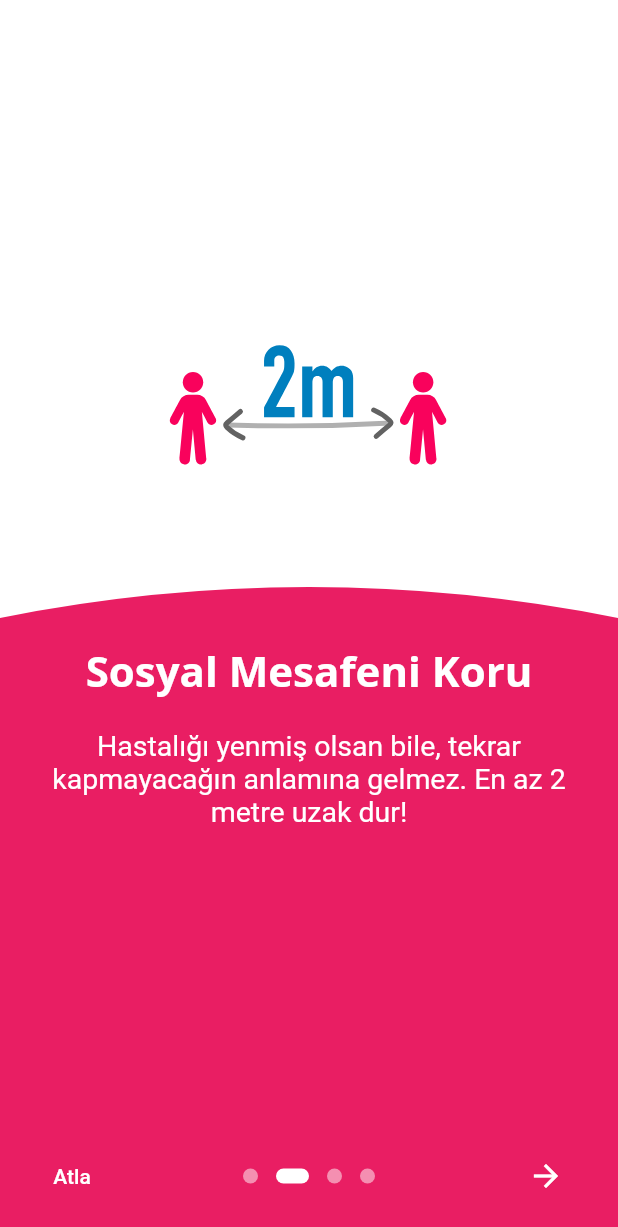
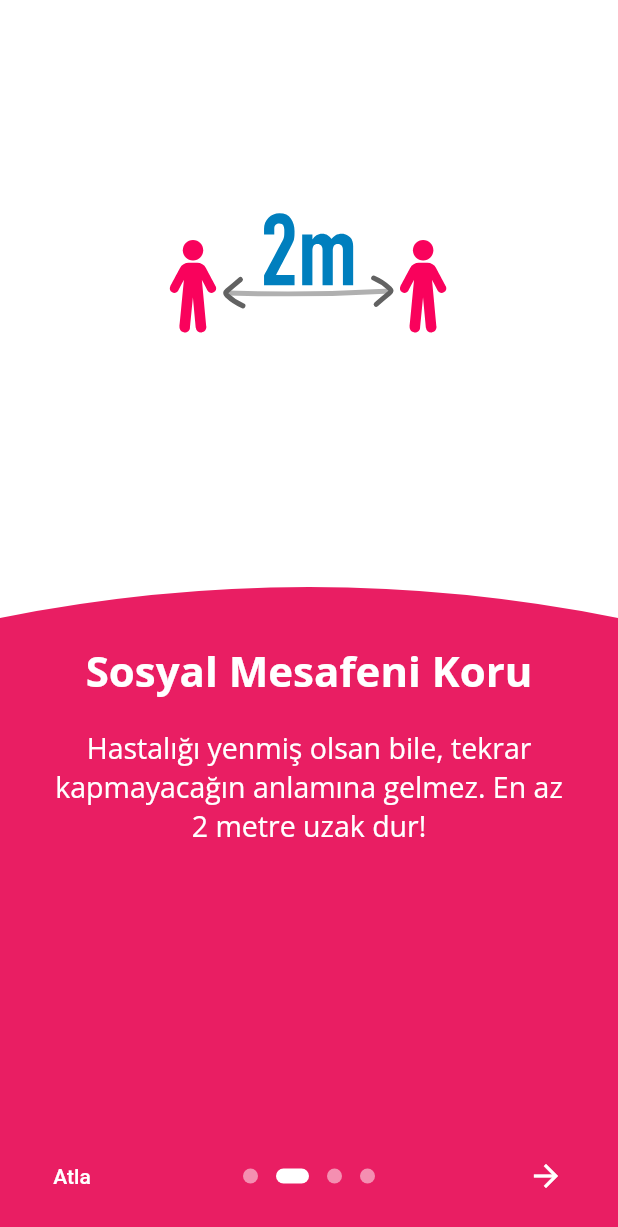
Before and after one commit to biplazma/mobile, a Flutter app: the screen it shows after launch, swiped to page 2, on a phone screen of 412 x 824 dp. Shown: the top 1227 px of the screen. Run offline on Flutter 3.47's test engine with Material 2 defaults, Android fonts, the light colour scheme and no system bars; drawn by our look-alikes of introduction_screen; our stand-ins replace auto_size_text, cached_network_image, circular_check_box, cloud_firestore, connectivity, dotted_border and 13 more; missing offline and left inert: mdi; accounts and stored records are empty.

Commit message:
clean code onboarding_page.dart

```diff
--- a/lib/onboarding_page.dart
+++ b/lib/onboarding_page.dart
@@ -1,6 +1,7 @@
+import 'package:biplazma/util/app_constant.dart';
+import 'package:biplazma/util/app_textStyles.dart';
 import 'package:flutter/material.dart';
 import 'package:flutter/services.dart';
-import 'package:google_fonts/google_fonts.dart';
 import 'package:introduction_screen/introduction_screen.dart';
 import 'package:lottie/lottie.dart';
 import 'package:biplazma/login_page.dart';
@@ -16,20 +17,7 @@ class OnBoardingPage extends StatefulWidget {
 
 class _OnBoardingPageState extends State<OnBoardingPage> {
   final introKey = GlobalKey<IntroductionScreenState>();
-
-  PageDecoration pageDecoration = PageDecoration(
-    titleTextStyle: GoogleFonts.openSans(fontSize: 28, fontWeight: FontWeight.w700, color: Colors.white),
-    bodyTextStyle: TextStyle(fontSize: 19.0, color: Colors.white),
-    descriptionPadding: EdgeInsets.fromLTRB(16.0, 20.0, 16.0, 16.0),
-    titlePadding: EdgeInsets.only(top: 30),
-    pageColor: Colors.transparent,
-    imagePadding: EdgeInsets.zero,
-  );
-  void _onIntroEnd(context) {
-    Navigator.of(context).push(
-      MaterialPageRoute(builder: (_) => LoginPage()),
-    );
-  }
+  void _onIntroEnd(context) => Navigator.of(context).push(MaterialPageRoute(builder: (_) => LoginPage()));
 
   @override
   Widget build(BuildContext context) {
@@ -38,79 +26,58 @@ class _OnBoardingPageState extends State<OnBoardingPage> {
       children: <Widget>[
         Container(height: double.infinity, width: double.infinity, color: Colors.white),
         buildPath(Screen5Painter()),
-        IntroductionScreen(
-          globalBackgroundColor: Colors.transparent,
-          key: introKey,
-          pages: [
-            PageViewModel(
-              title: "Plazma Bağışla",
-              body: "Hayat ver! 1 saat bile sürmüyor.",
-              image: Center(
-                child: Lottie.asset("assets/json/anim/kanbagisi.json", fit: BoxFit.fitHeight, height: MediaQuery.of(context).size.height * 0.25),
-              ),
-              decoration: pageDecoration,
-            ),
-            PageViewModel(
-              title: "Sosyal Mesafeni Koru",
-              body: "Hastalığı yenmiş olsan bile, tekrar kapmayacağın anlamına gelmez. En az 2 metre uzak dur!",
-              image: AspectRatio(
-                aspectRatio: 2,
-                child: Center(
-                  child: Lottie.asset("assets/json/anim/uzakdur.json", fit: BoxFit.fitHeight, height: MediaQuery.of(context).size.height * 0.25),
-                ),
-              ),
-              decoration: pageDecoration,
-            ),
-            PageViewModel(
-              title: "Yardım Et!",
-              body: "Bu uygulama ile sana en yakın dönor ya da hastaları tek tıkla bulabilirsin.",
-              image: AspectRatio(
-                aspectRatio: 2,
-                child: Center(
-                  child: Lottie.asset("assets/json/anim/tektik.json", fit: BoxFit.fitHeight, height: MediaQuery.of(context).size.height * 0.25),
-                ),
-              ),
-              decoration: pageDecoration,
-            ),
-            PageViewModel(
-              title: "Aman Belirtilere Dikkat!",
-              body: "Halsizlik, ateş, öksürük vb belirtiler varsa sakın evden çıkma ve hemen yetkilileri ara!",
-              image: AspectRatio(
-                aspectRatio: 2,
-                child: Center(
-                  child: Lottie.asset("assets/json/anim/belirti.json", fit: BoxFit.fitHeight, height: MediaQuery.of(context).size.height * 0.25),
-                ),
-              ),
-              decoration: pageDecoration,
-            ),
-          ],
-          onDone: () => _onIntroEnd(context),
-          showSkipButton: true,
-          skipFlex: 0,
-          nextFlex: 0,
-          skip: const Text('Atla', style: TextStyle(color: Colors.white)),
-          next: const Icon(Icons.arrow_forward, color: Colors.white),
-          done: const Text('Bitir', style: TextStyle(fontWeight: FontWeight.w600, color: Colors.white)),
-          dotsDecorator: const DotsDecorator(
-            size: Size(10.0, 10.0),
-            color: Color(0x80FFFFFF),
-            activeSize: Size(22.0, 10.0),
-            activeColor: Color(0xFFFFFFFF),
-            activeShape: RoundedRectangleBorder(borderRadius: BorderRadius.all(Radius.circular(25.0))),
-          ),
-        ),
+        buildIntroductionScreen,
       ],
     );
   }
 
-  Widget buildPath(CustomPainter customPainter) {
-    return Column(
-      children: <Widget>[
-        CustomPaint(
-          painter: customPainter,
-          child: Container(height: MediaQuery.of(context).size.height),
-        ),
+  PageViewModel buildPageViewModel(String _title, String _body, String _animation) {
+    return PageViewModel(
+      title: _title,
+      body: _body,
+      image: Center(child: Lottie.asset(_animation, fit: BoxFit.fitHeight, height: MediaQuery.of(context).size.height * 0.25)),
+      decoration: pageDecoration,
+    );
+  }
+
+  PageDecoration pageDecoration = PageDecoration(
+    titleTextStyle: AppTextStyles.onboardingTitleStyle,
+    bodyTextStyle: AppTextStyles.onboardingBodyStyle,
+    descriptionPadding: EdgeInsets.fromLTRB(16.0, 20.0, 16.0, 16.0),
+    titlePadding: EdgeInsets.only(top: 30),
+    pageColor: Colors.transparent,
+    imagePadding: EdgeInsets.zero,
+  );
+
+  DotsDecorator dotDecorator = DotsDecorator(
+    size: Size(10.0, 10.0),
+    color: Color(0x80FFFFFF),
+    activeSize: Size(22.0, 10.0),
+    activeColor: Colors.white,
+    activeShape: RoundedRectangleBorder(borderRadius: BorderRadius.all(Radius.circular(25.0))),
+  );
+
+  Widget buildPath(CustomPainter customPainter) =>
+      Column(children: <Widget>[CustomPaint(painter: customPainter, child: Container(height: MediaQuery.of(context).size.height))]);
+
+  Widget get buildIntroductionScreen {
+    return IntroductionScreen(
+      globalBackgroundColor: Colors.transparent,
+      key: introKey,
+      pages: [
+        buildPageViewModel(AppConstant.onboardingTitle1, AppConstant.onboardingBody1, AppConstant.onboardingAnimation1),
+        buildPageViewModel(AppConstant.onboardingTitle2, AppConstant.onboardingBody2, AppConstant.onboardingAnimation2),
+        buildPageViewModel(AppConstant.onboardingTitle3, AppConstant.onboardingBody3, AppConstant.onboardingAnimation3),
+        buildPageViewModel(AppConstant.onboardingTitle4, AppConstant.onboardingBody4, AppConstant.onboardingAnimation4),
       ],
+      onDone: () => _onIntroEnd(context),
+      showSkipButton: true,
+      skipFlex: 0,
+      nextFlex: 0,
+      skip: Text(AppConstant.onboardingSkip, style: TextStyle(color: Colors.white)),
+      next: Icon(Icons.arrow_forward, color: Colors.white),
+      done: Text(AppConstant.onboardingDone, style: TextStyle(fontWeight: FontWeight.w600, color: Colors.white)),
+      dotsDecorator: dotDecorator,
     );
   }
 }
--- a/lib/util/app_constant.dart
+++ b/lib/util/app_constant.dart
@@ -7,4 +7,26 @@ class AppConstant {
   static bool isRegistered = false;
   static bool isPlasmaRequested = false;
   static bool donateAgreement = false;
+
+  // Onboarding Page
+  static final String onboardingTitle1 = "Plazma Bağışla";
+  static final String onboardingTitle2 = "Sosyal Mesafeni Koru";
+  static final String onboardingTitle3 = "Yardım Et!";
+  static final String onboardingTitle4 = "Aman Belirtilere Dikkat!";
+
+  static final String onboardingBody1 = "Hayat ver! 1 saat bile sürmüyor.";
+  static final String onboardingBody2 = "Hastalığı yenmiş olsan bile, tekrar kapmayacağın anlamına gelmez. En az 2 metre uzak dur!";
+  static final String onboardingBody3 = "Bu uygulama ile sana en yakın dönor ya da hastaları tek tıkla bulabilirsin.";
+  static final String onboardingBody4 = "Halsizlik, ateş, öksürük vb belirtiler varsa sakın evden çıkma ve hemen yetkilileri ara!";
+
+  static final String onboardingAnimation1 = "assets/json/anim/kanbagisi.json";
+  static final String onboardingAnimation2 = "assets/json/anim/uzakdur.json";
+  static final String onboardingAnimation3 = "assets/json/anim/tektik.json";
+  static final String onboardingAnimation4 = "assets/json/anim/belirti.json";
+
+  static final String onboardingSkip = "Atla";
+  static final String onboardingDone = "Bitir";
+
+  // #Onboarding Page
+
 }
--- a/lib/util/app_textStyles.dart
+++ b/lib/util/app_textStyles.dart
@@ -18,4 +18,7 @@ class AppTextStyles {
   static TextStyle get h3TextStyle => GoogleFonts.openSans(color: Colors.white, fontSize: 48, fontWeight: FontWeight.w500);
   static TextStyle get h3BoldTextStyle => GoogleFonts.openSans(color: Colors.white, fontSize: 48, fontWeight: FontWeight.bold);
   static TextStyle get h6TextStyle => GoogleFonts.openSans(fontSize: 16, fontWeight: FontWeight.bold, color: Colors.black);
+
+  static TextStyle get onboardingTitleStyle => GoogleFonts.openSans(fontSize: 28, fontWeight: FontWeight.w700, color: Colors.white);
+  static TextStyle get onboardingBodyStyle => GoogleFonts.openSans(fontSize: 19, color: Colors.white);
 }
```
Also changed, not shown: lib/util/app_colors.dart (line endings or trailing spaces).
